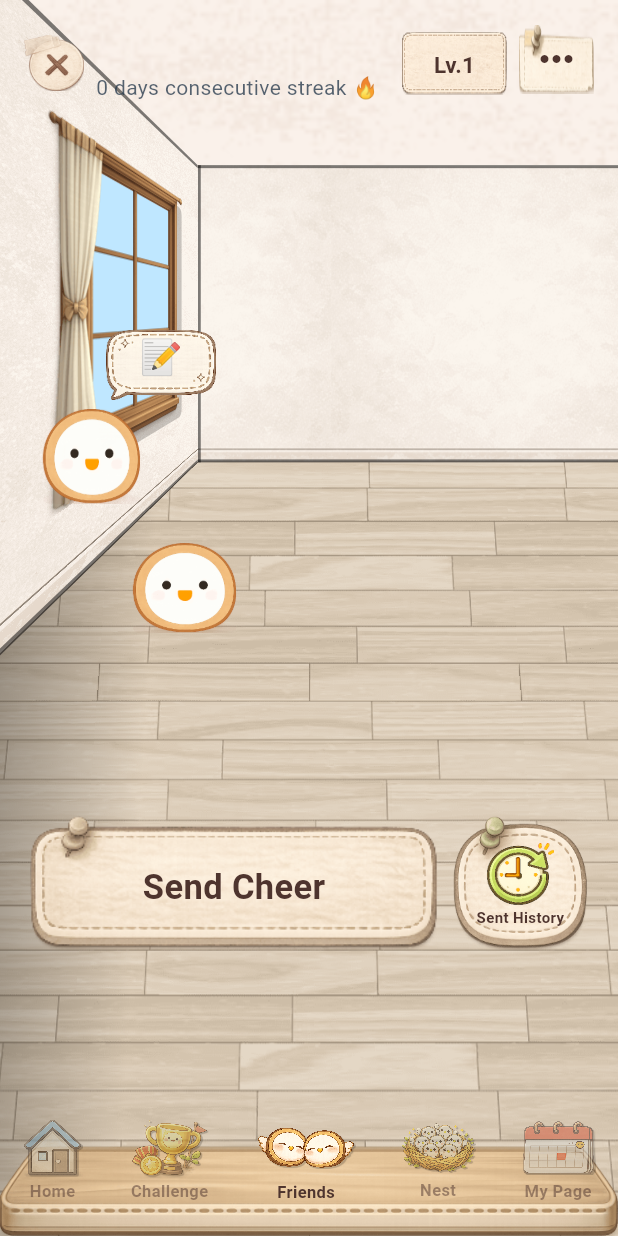
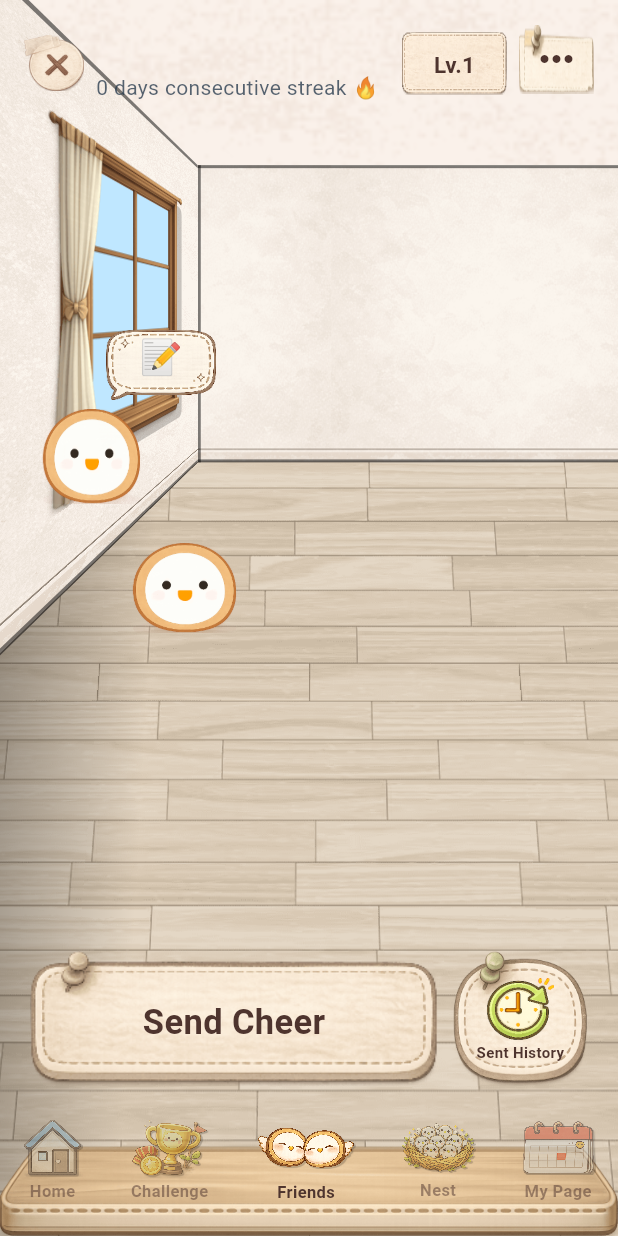
Before and after one commit to stlim1025/MorningMate, a Flutter app: the FriendRoomScreen screen opened directly with empty values, on a phone screen of 412 x 824 dp. Run offline on Flutter 3.47's test engine with Material 3 defaults, Android fonts, the phone set to English and light mode, and no system bars; our stand-ins replace cached_network_image, cloud_firestore, cloud_functions, confetti, device_info_plus, firebase_auth and 15 more; missing offline and left inert: encrypt, firebase_app_check, firebase_data_connect, kakao_flutter_sdk; accounts and stored records are empty; Roboto replaces fonts that are missing (BMJUA, Pretendard); statements that could not run were skipped; project files that could hold a hidden picture were left out.

Commit message:
Fix : 응원메시지 보내기 버튼 아래로 내림

```diff
--- a/lib/features/common/widgets/custom_bottom_navigation_bar.dart
+++ b/lib/features/common/widgets/custom_bottom_navigation_bar.dart
@@ -22,6 +22,11 @@ class CustomBottomNavigationBar extends StatelessWidget {
     // Edge-to-Edge 환경에서도 항상 올바른 시스템 UI inset을 반환합니다.
     final double bottomInset = MediaQuery.of(context).viewPadding.bottom;
 
+    // 안드로이드에서 제스처 탐색 모드의 시스템 여백은 보통 30보다 작음(ex. 홈 인디케이터 높이)
+    // 반면 하단에 버튼이 있는 경우 40~50 이상의 높이를 가짐.
+    final bool isGestureNav =
+        Platform.isIOS || (bottomInset > 0 && bottomInset < 30);
+
     return SizedBox(
       height: navBarHeight + bottomInset,
       child: Stack(
@@ -29,13 +34,18 @@ class CustomBottomNavigationBar extends StatelessWidget {
         clipBehavior: Clip.none,
         children: [
           // 1. Background Image (Down_Tab.png)
-          Container(
-            width: double.infinity,
-            height: (Platform.isIOS ? 50 : 60) + bottomInset,
-            decoration: const BoxDecoration(
-              image: DecorationImage(
-                image: AssetImage('assets/images/Down_Tab.png'),
-                fit: BoxFit.fill,
+          Padding(
+            padding: EdgeInsets.only(bottom: isGestureNav ? 0 : bottomInset),
+            child: Container(
+              width: double.infinity,
+              height: Platform.isIOS
+                  ? (50 + bottomInset)
+                  : (isGestureNav ? 60 + bottomInset : 60),
+              decoration: const BoxDecoration(
+                image: DecorationImage(
+                  image: AssetImage('assets/images/Down_Tab.png'),
+                  fit: BoxFit.fill,
+                ),
               ),
             ),
           ),
--- a/lib/features/social/screens/friend_room_screen.dart
+++ b/lib/features/social/screens/friend_room_screen.dart
@@ -388,8 +388,8 @@ class _FriendRoomScreenState extends State<FriendRoomScreen>
                   bottom: 0,
                   child: SafeArea(
                     child: Padding(
-                      padding: EdgeInsets.only(
-                          bottom: (Platform.isIOS ? 75 : 90) + 10),
+                      padding:
+                          EdgeInsets.only(bottom: Platform.isIOS ? 20 : 10),
                       child: Consumer<SocialController>(
                         builder: (context, socialController, child) {
                           final remaining = socialController
```
Also changed, not shown: pubspec.lock, 1 other file.
